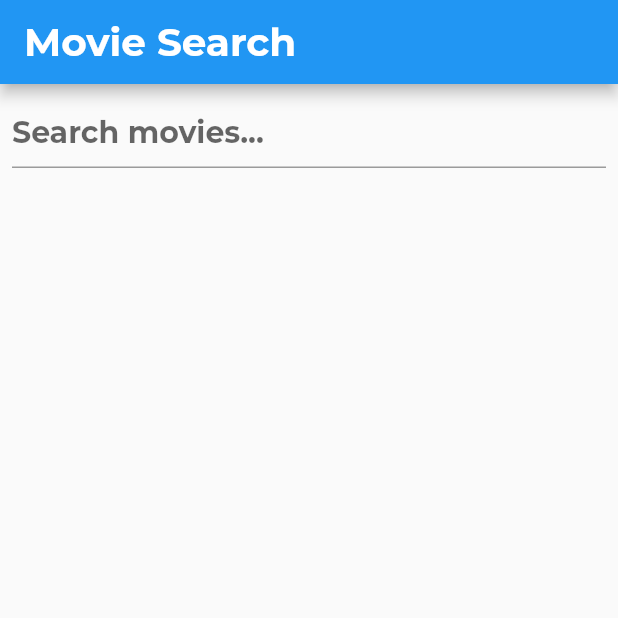
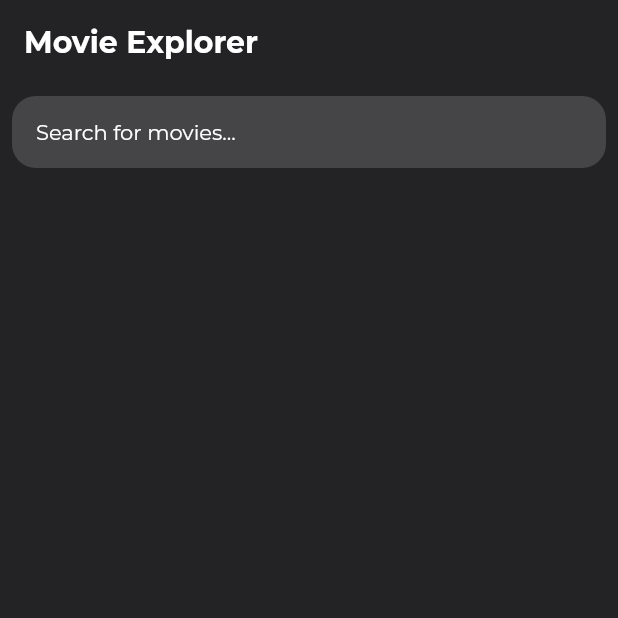
Before and after one commit to MaxMcRolly/movie_explorer, a Flutter app: the screen it shows after launch, on a phone screen of 412 x 824 dp, the top half of it. Run offline on Flutter 3.47's test engine with Material 2 defaults, Android fonts, the phone set to English and light mode, and no system bars; our stand-ins replace extended_image, flutter_bloc, google_fonts, rxdart.

Commit message:
updated search screen

```diff
--- a/lib/screens/search.dart
+++ b/lib/screens/search.dart
@@ -11,6 +11,7 @@ class _SearchScreenState extends State<SearchScreen> {
   @override
   void dispose() {
     searchBloc.close();
+
     super.dispose();
   }
 
@@ -19,20 +20,34 @@ class _SearchScreenState extends State<SearchScreen> {
     return BlocProvider(
       create: (context) => searchBloc,
       child: Scaffold(
+        backgroundColor: Color(0xff232325),
         appBar: AppBar(
-          title: Text('Movie Search'),
+          elevation: 0,
+          backgroundColor: Color(0xff232325),
+          title: Text(
+            'Movie Explorer',
+            style: Theme.of(context).textTheme.titleMedium,
+          ),
         ),
         body: Column(
           children: [
-            Padding(
-              padding: const EdgeInsets.all(8.0),
+            Container(
+              margin: const EdgeInsets.all(8.0),
+              padding: const EdgeInsets.symmetric(horizontal: 16.0),
+              decoration: BoxDecoration(
+                color: Color(0xff454547),
+                borderRadius: BorderRadius.circular(16),
+              ),
               child: TextField(
                 onChanged: (query) {
-                  searchBloc.add(PerformSearchEvent(query));
+                  searchBloc.performSearch(query);
                 },
+                style: Theme.of(context).textTheme.bodyMedium,
+                cursorColor: Colors.white,
                 decoration: InputDecoration(
-                  hintText: 'Search movies...',
-                ),
+                    hintText: 'Search for movies...',
+                    hintStyle: Theme.of(context).textTheme.bodyMedium,
+                    border: InputBorder.none),
               ),
             ),
             Expanded(
@@ -42,16 +57,23 @@ class _SearchScreenState extends State<SearchScreen> {
                     return Container();
                   } else if (state is SearchLoadingState) {
                     return Center(
-                      child: CircularProgressIndicator(),
+                      child: CircularProgressIndicator(color: Colors.white),
                     );
                   } else if (state is SearchResultsState) {
                     final searchResults = state.searchResults;
+
                     return ListView.builder(
+                      cacheExtent: 5000,
                       itemCount: searchResults.length,
                       itemBuilder: (context, index) {
                         final movie = searchResults[index];
-                        return MovieResultCard(
-                          movie: movie,
+
+                        return Padding(
+                          padding: const EdgeInsets.only(
+                              bottom: 8.0, left: 8, right: 8),
+                          child: MovieResultCard(
+                            movie: movie,
+                          ),
                         );
                       },
                     );
```
